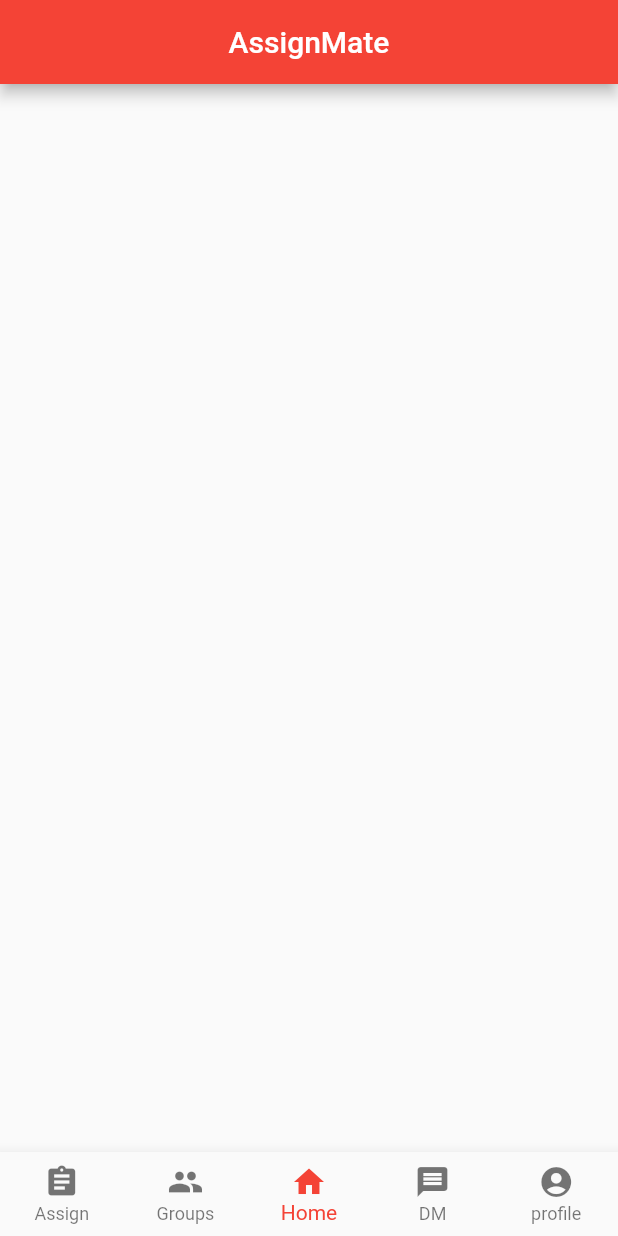
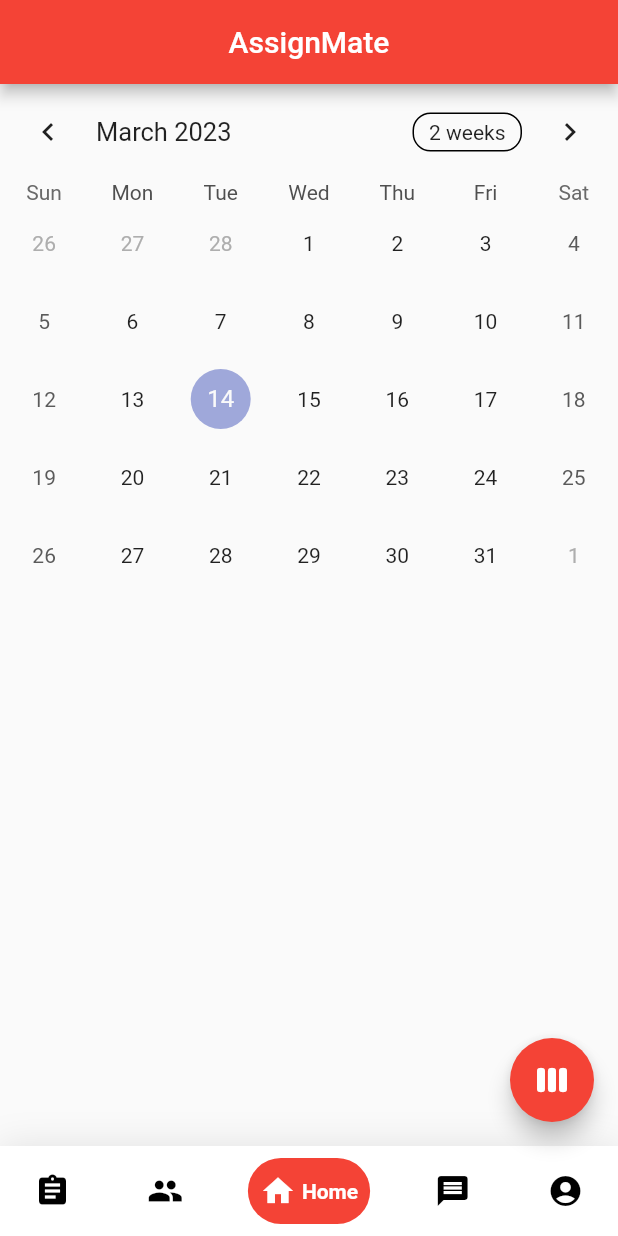
Before and after one commit to Alwalid-Abushanab/AssignMate, a Flutter app: the screen it shows after launch, on a phone screen of 412 x 824 dp. Run offline on Flutter 3.47's test engine with Material 2 defaults, Android fonts, the phone set to English and light mode, and no system bars; drawn by our look-alikes of google_nav_bar, table_calendar; our stand-ins replace bloc, flutter_bloc.

Commit message:
Add files via upload

```diff
--- a/lib/assignments/assignments_page.dart
+++ b/lib/assignments/assignments_page.dart
@@ -1,6 +1,5 @@
 import 'package:flutter/material.dart';
 import 'package:flutter_bloc/flutter_bloc.dart';
-
 import 'assignments_view.dart';
 import 'cubit/assignments_cubit.dart';
 
--- a/lib/assignments/assignments_view.dart
+++ b/lib/assignments/assignments_view.dart
@@ -5,9 +5,7 @@ import '../routes/route_generator.dart';
 import '../bottomNavigation/navigation_bar_view.dart';
 import 'package:intl/intl.dart';
 
-
 class AssignmentsView extends StatelessWidget {
-
   final List<AssignmentTemp> assinList = [
     AssignmentTemp(DateTime(2023, 3, 29, 9, 30, 0), "cs2022"),
     AssignmentTemp(DateTime(2023, 4, 27, 9, 30, 0), "math101"),
@@ -19,10 +17,9 @@ class AssignmentsView extends StatelessWidget {
 
   @override
   Widget build(BuildContext context) {
+    assinList.sort((a, b) => a.dueDate.compareTo(b.dueDate));
 
-    assinList.sort((a,b)=> a.dueDate.compareTo(b.dueDate));
-
-    return  Scaffold(
+    return Scaffold(
         appBar: AppBar(
           centerTitle: true,
           title: const Text("Assignments"),
@@ -33,63 +30,60 @@ class AssignmentsView extends StatelessWidget {
           print(assinList.length);
           return Column(
             children: [
-                  (state is currentAssignments)? Row(
+              (state is currentAssignments)
+                  ? Row(
                       mainAxisAlignment: MainAxisAlignment.center,
                       children: <Widget>[
                         const ElevatedButton(
-                          onPressed: null,
-                          child: Text('Current')
-                      ),
-                      const Padding(
-                          padding: EdgeInsets.only(right: 150.0)
-                      ),
+                            onPressed: null, child: Text('Current')),
+                        const Padding(padding: EdgeInsets.only(right: 150.0)),
                         ElevatedButton(
                             child: Text('Past'),
-                          onPressed: () => BlocProvider.of<AssignmentsCubit>(context).change()
-                      ),
+                            onPressed: () =>
+                                BlocProvider.of<AssignmentsCubit>(context)
+                                    .change()),
                       ],
-                  ): Row(
+                    )
+                  : Row(
                       mainAxisAlignment: MainAxisAlignment.center,
                       children: <Widget>[
                         ElevatedButton(
                             child: const Text('Current'),
-                          onPressed: () => BlocProvider.of<AssignmentsCubit>(context).change()
+                            onPressed: () =>
+                                BlocProvider.of<AssignmentsCubit>(context)
+                                    .change()),
+                        const Padding(padding: EdgeInsets.only(right: 150.0)),
+                        const ElevatedButton(
+                            onPressed: null, child: Text('Past')),
+                      ],
                     ),
-                      const Padding(
-                          padding: EdgeInsets.only(right: 150.0)
-                      ),
-                      const ElevatedButton(
-                          onPressed: null,
-                          child: Text('Past')
-                      ),
-                    ],
-                  ),Expanded(
+              Expanded(
                   child: ListView.builder(
                 itemCount: assinList.length,
                 itemBuilder: (BuildContext context, int index) {
                   if (state is currentAssignments) {
-                            if (assinList[index].dueDate.compareTo(DateTime.now()) < 0) {
+                    if (assinList[index].dueDate.compareTo(DateTime.now()) <
+                        0) {
                       return Container();
                     }
                     return ListTile(
                       title: Text(assinList[index].assignmentName),
-                              subtitle: Text(DateFormat('MM/dd HH:mm').format(
-                                  assinList[index].dueDate)),
+                      subtitle: Text(DateFormat('MM/dd HH:mm')
+                          .format(assinList[index].dueDate)),
                     );
-                          }
-                          else {
-                            if (assinList[index].dueDate.compareTo(DateTime.now()) > 0) {
+                  } else {
+                    if (assinList[index].dueDate.compareTo(DateTime.now()) >
+                        0) {
                       return Container();
                     }
                     return ListTile(
                       title: Text(assinList[index].assignmentName),
-                              subtitle: Text(DateFormat('MM/dd HH:mm').format(
-                                  assinList[index].dueDate)),
+                      subtitle: Text(DateFormat('MM/dd HH:mm')
+                          .format(assinList[index].dueDate)),
                     );
                   }
                 },
-                      )
-                  ),
+              )),
               Row(
                 mainAxisAlignment: MainAxisAlignment.spaceBetween,
                 children: [
@@ -116,12 +110,12 @@ class AssignmentsView extends StatelessWidget {
             ],
           );
         }),
-        bottomNavigationBar: NavigationBarView(NavigationBarView.assignmentsIndex)
-    );
+        bottomNavigationBar:
+            NavigationBarView(NavigationBarView.assignmentsIndex));
   }
 }
 
-class AssignmentTemp{
+class AssignmentTemp {
   String assignmentName;
   DateTime dueDate;
   AssignmentTemp(this.dueDate, this.assignmentName);
--- a/lib/assignments/cubit/assignments_state.dart
+++ b/lib/assignments/cubit/assignments_state.dart
@@ -5,10 +5,10 @@ abstract class AssignmentsState {
   const AssignmentsState();
 }
 
-class currentAssignments extends AssignmentsState{
+class currentAssignments extends AssignmentsState {
   const currentAssignments();
 }
 
-class pastAssignments extends AssignmentsState{
+class pastAssignments extends AssignmentsState {
   const pastAssignments();
 }
--- a/lib/bottomNavigation/navigation_bar_view.dart
+++ b/lib/bottomNavigation/navigation_bar_view.dart
@@ -1,4 +1,5 @@
 import 'package:flutter/material.dart';
+import 'package:google_nav_bar/google_nav_bar.dart';
 import '../routes/route_generator.dart';
 
 /// Show the high score
@@ -11,60 +12,69 @@ class NavigationBarView extends StatelessWidget {
 
   int indexSelected = 2;
 
-  NavigationBarView(int index){
+  NavigationBarView(int index, {super.key}) {
     indexSelected = index;
   }
 
   @override
   Widget build(BuildContext context) {
-
-    void onTap(int index){
-      if (index == assignmentsIndex){
-        Navigator.pushNamed(context,RouteGenerator.assignmentPage);
-      }
-      else if (index == groupsIndex){
-        Navigator.pushNamed(context,RouteGenerator.groupsPage);
-      }
-      else if (index == homeIndex){
-        Navigator.pushNamed(context,RouteGenerator.homePage);
-      }
-      else if (index == DMIndex){
-        Navigator.pushNamed(context,RouteGenerator.DMPage);
-      }
-      else if (index == profileIndex){
-        Navigator.pushNamed(context,RouteGenerator.profilePage);
-      }
-      else {
-        Navigator.pushNamed(context,RouteGenerator.homePage);
+    void onTap(int index) {
+      if (index == assignmentsIndex) {
+        Navigator.pushNamed(context, RouteGenerator.assignmentPage);
+      } else if (index == groupsIndex) {
+        Navigator.pushNamed(context, RouteGenerator.groupsPage);
+      } else if (index == homeIndex) {
+        Navigator.pushNamed(context, RouteGenerator.homePage);
+      } else if (index == DMIndex) {
+        Navigator.pushNamed(context, RouteGenerator.DMPage);
+      } else if (index == profileIndex) {
+        Navigator.pushNamed(context, RouteGenerator.profilePage);
+      } else {
+        Navigator.pushNamed(context, RouteGenerator.homePage);
       }
     }
 
-    return BottomNavigationBar(
-          type: BottomNavigationBarType.fixed,
-          items: const <BottomNavigationBarItem>[
-            BottomNavigationBarItem(
-              icon: Icon(Icons.assignment),
-              label: "Assign",
+    return Container(
+      decoration: BoxDecoration(color: Colors.white, boxShadow: [
+        BoxShadow(blurRadius: 20, color: Colors.black.withOpacity(.1))
+      ]),
+      child: SafeArea(
+        child: Padding(
+          padding: const EdgeInsets.symmetric(horizontal: 15.0, vertical: 8),
+          child: GNav(
+            gap: 4,
+            activeColor: Colors.white,
+            iconSize: 24,
+            padding: const EdgeInsets.symmetric(horizontal: 8, vertical: 10),
+            duration: const Duration(milliseconds: 800),
+            tabBackgroundColor: Colors.red,
+            tabs: const [
+              GButton(
+                icon: Icons.assignment,
+                text: 'Assignments',
               ),
-            BottomNavigationBarItem(
-              icon: Icon(Icons.group),
-              label: "Groups",
+              GButton(
+                icon: Icons.group,
+                text: 'Groups',
               ),
-            BottomNavigationBarItem(
-              icon: Icon(Icons.home),
-              label: "Home",
+              GButton(
+                icon: Icons.home,
+                text: 'Home',
               ),
-            BottomNavigationBarItem(
-              icon: Icon(Icons.message),
-              label: "DM",
+              GButton(
+                icon: Icons.message,
+                text: 'Messages',
               ),
-            BottomNavigationBarItem(
-              icon: Icon(Icons.account_circle),
-              label: "profile",
+              GButton(
+                icon: Icons.account_circle,
+                text: 'Profile',
               ),
             ],
-      currentIndex: indexSelected,
-      onTap: onTap,
+            selectedIndex: indexSelected,
+            onTabChange: onTap,
+          ),
+        ),
+      ),
     );
   }
 }
--- a/lib/home/home_view.dart
+++ b/lib/home/home_view.dart
@@ -1,9 +1,20 @@
 import 'package:flutter/material.dart';
+import 'package:table_calendar/table_calendar.dart'; // Import the table_calendar package
+
 import '../routes/route_generator.dart';
 import '../bottomNavigation/navigation_bar_view.dart';
 
 /// Show the high score
-class HomeView extends StatelessWidget {
+class HomeView extends StatefulWidget {
+  const HomeView({Key? key}) : super(key: key);
+
+  @override
+  _HomeViewState createState() => _HomeViewState();
+}
+
+class _HomeViewState extends State<HomeView> {
+  CalendarFormat _calendarFormat = CalendarFormat.month;
+
   @override
   Widget build(BuildContext context) {
     return Scaffold(
@@ -12,7 +23,37 @@ class HomeView extends StatelessWidget {
         title: const Text("AssignMate"),
         automaticallyImplyLeading: false,
       ),
-      bottomNavigationBar: NavigationBarView(NavigationBarView.homeIndex)
+      bottomNavigationBar: NavigationBarView(NavigationBarView.homeIndex),
+      body: SizedBox(
+        height: MediaQuery.of(context).size.height,
+        child: TableCalendar(
+          // Customize the calendar here
+          firstDay: DateTime.utc(2023, 1, 1),
+          lastDay: DateTime.utc(2023, 12, 31),
+          focusedDay: DateTime.now(),
+          calendarFormat: _calendarFormat,
+          onDaySelected: (selectedDay, focusedDay) {
+            // Do something when a day is selected
+          },
+          calendarBuilders: const CalendarBuilders(
+            // Customize the calendar builders here
+          ),
+        ),
+      ),
+      floatingActionButton: FloatingActionButton(
+        onPressed: () {
+          setState(() {
+            _calendarFormat = _calendarFormat == CalendarFormat.month
+                ? CalendarFormat.week
+                : CalendarFormat.month;
+          });
+        },
+        child: Icon(
+          _calendarFormat == CalendarFormat.month
+              ? Icons.view_week
+              : Icons.view_module,
+        ),
+      ),
     );
   }
 }
--- a/lib/main.dart
+++ b/lib/main.dart
@@ -5,5 +5,7 @@ import 'package:flutter_bloc/flutter_bloc.dart';
 
 void main() {
   //runApp(const StreakApp());
-  BlocOverrides.runZoned(() => runApp( AssignMateApp(),));
+  BlocOverrides.runZoned(() => runApp(
+        AssignMateApp(),
+      ));
 }
```
Also changed, not shown: lib/routes/route_generator.dart (+3 -6 lines), pubspec.lock, 1 other file. Lines whose indentation alone changed are shown as unchanged.
